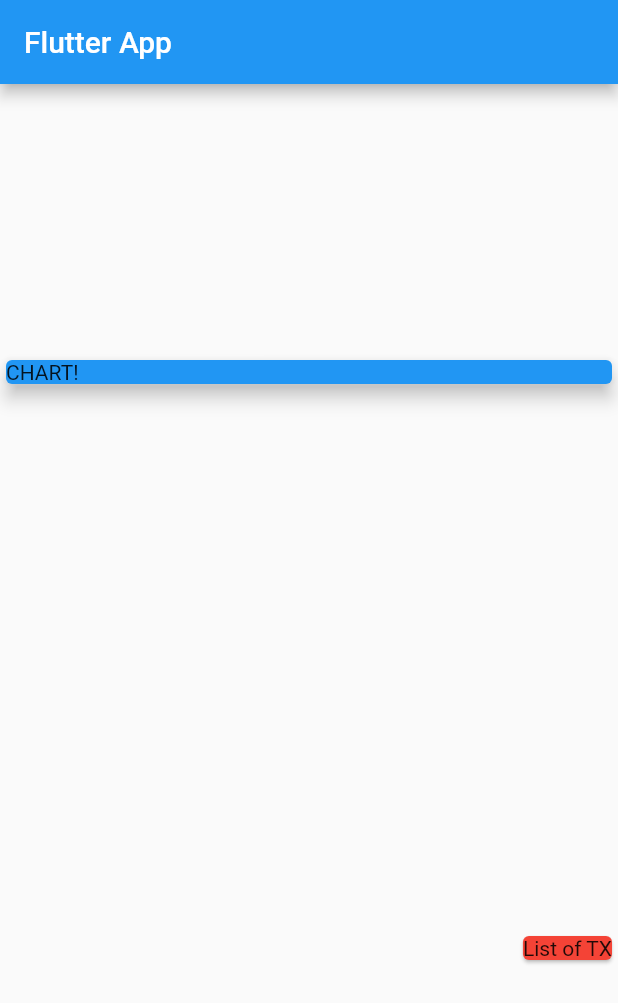
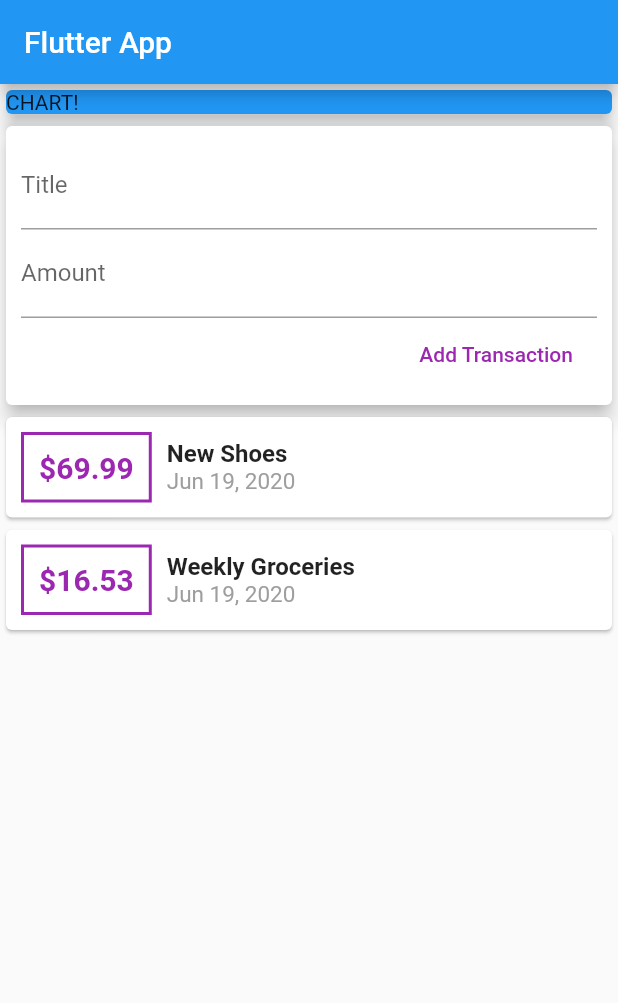
Before and after one commit to windcloak/expense_planner, a Flutter app: the screen it shows after launch, on a phone screen of 412 x 824 dp. Shown: the top 1003 px of the screen. Run offline on Flutter 3.47's test engine with Material 2 defaults, Android fonts, the phone set to English and light mode, and no system bars.

Commit message:
Added input

```diff
--- a/lib/main.dart
+++ b/lib/main.dart
@@ -1,5 +1,6 @@
 import 'package:flutter/material.dart';
 import './transaction.dart';
+import 'package:intl/intl.dart';
 
 void main() => runApp(MyApp());
 
@@ -29,6 +30,11 @@ class MyHomePage extends StatelessWidget {
     ),
   ];
 
+  // String titleInput;
+  // String amountInput;
+  final titleController = TextEditingController();
+  final amountController = TextEditingController();
+
   @override
   Widget build(BuildContext context) {
     return Scaffold(
@@ -36,8 +42,8 @@ class MyHomePage extends StatelessWidget {
         title: Text('Flutter App'),
       ),
       body: Column(
-          mainAxisAlignment: MainAxisAlignment.spaceAround,
-          crossAxisAlignment: CrossAxisAlignment.end,
+        // mainAxisAlignment: MainAxisAlignment.start,
+        crossAxisAlignment: CrossAxisAlignment.stretch, // center
         children: <Widget>[
           Container(
             width: double.infinity,
@@ -48,10 +54,88 @@ class MyHomePage extends StatelessWidget {
             ),
           ),
           Card(
-              color: Colors.red,
-              child: Text('List of TX'),
+            elevation: 5,
+            child: Container(
+              padding: EdgeInsets.all(10),
+              child: Column(
+                crossAxisAlignment: CrossAxisAlignment.end,
+                children: <Widget>[
+                  TextField(
+                    decoration: InputDecoration(labelText: 'Title'),
+                    controller: titleController,
+                    // onChanged: (val){
+                    //   titleInput = val;
+                    // },
+                  ),
+                  TextField(
+                    decoration: InputDecoration(labelText: 'Amount'),
+                    controller: amountController,
+                    // onChanged: (val) => amountInput = val,
+                  ),
+                  FlatButton(
+                    child: Text('Add Transaction'),
+                    textColor: Colors.purple,
+                    onPressed: () {
+                      print(titleController.text);
+                      print(amountController.text);
+                    },
                   ),
                 ],
-        ));
+              ),
+            ),
+          ),
+          Column(
+            children: transactions.map((tx) {
+              return Card(
+                child: Row(
+                  children: <Widget>[
+                    Container(
+                      margin: EdgeInsets.symmetric(
+                        vertical: 10,
+                        horizontal: 10,
+                      ),
+                      decoration: BoxDecoration(
+                        border: Border.all(
+                          color: Colors.purple,
+                          width: 2,
+                        ),
+                      ),
+                      padding: EdgeInsets.all(10),
+                      child: Text(
+                        '\$${tx.amount}',
+                        style: TextStyle(
+                          fontWeight: FontWeight.bold,
+                          fontSize: 20,
+                          color: Colors.purple,
+                        ),
+                      ),
+                    ),
+                    Column(
+                      crossAxisAlignment: CrossAxisAlignment.start,
+                      children: <Widget>[
+                        Text(
+                          tx.title,
+                          style: TextStyle(
+                            fontWeight: FontWeight.bold,
+                            fontSize: 16,
+                          ),
+                        ),
+                        Text(
+                          DateFormat.yMMMd().format(tx.date),
+                          style: TextStyle(
+                            fontSize: 15,
+                            color: Colors.grey,
+                          ),
+                        ),
+                      ],
+                    )
+                  ],
+                ),
+              );
+            }).toList(),
+          )
+        ],
+      ),
+    );
   }
 }
--- a/pubspec.yaml
+++ b/pubspec.yaml
@@ -23,7 +23,7 @@ environment:
 dependencies:
   flutter:
     sdk: flutter
-
+  intl: ^0.16.1
 
   # The following adds the Cupertino Icons font to your application.
   # Use with the CupertinoIcons class for iOS style icons.
```
Also changed, not shown: pubspec.lock. Lines whose indentation alone changed are shown as unchanged.
